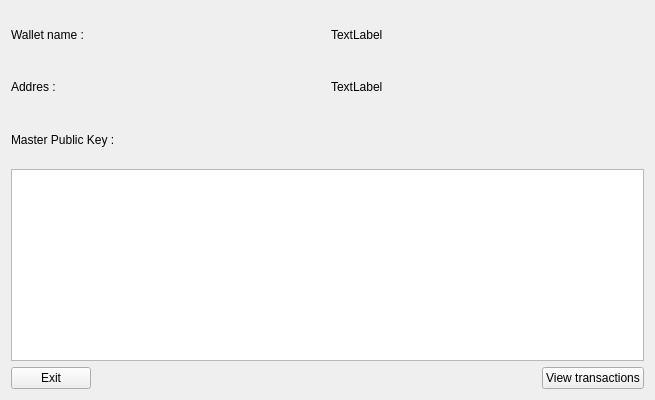
bmstu-iu8-2018-project/wallet, file offline_wallet/forms/informationwindow.ui: the form before one commit.
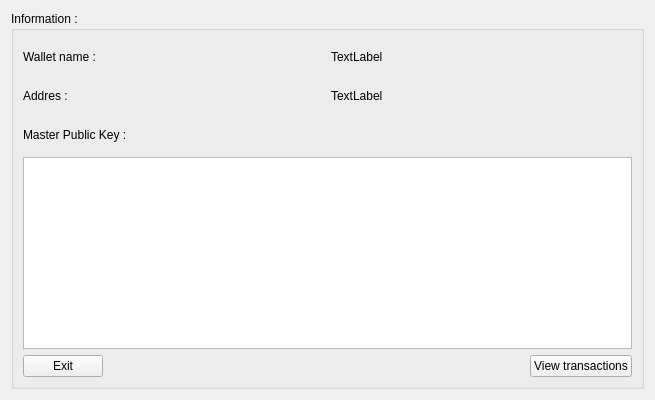
The form after the commit.

The edit to the form file:
```diff
--- a/offline_wallet/forms/informationwindow.ui
+++ b/offline_wallet/forms/informationwindow.ui
@@ -13,6 +13,12 @@
   <property name="windowTitle">
    <string>Form</string>
   </property>
+  <layout class="QVBoxLayout" name="verticalLayout_2">
+   <item>
+    <widget class="QGroupBox" name="groupBox">
+     <property name="title">
+      <string>Information :</string>
+     </property>
   <layout class="QVBoxLayout" name="verticalLayout">
    <item>
     <layout class="QHBoxLayout" name="horizontalLayout_2">
@@ -93,6 +99,9 @@
       </widget>
      </item>
     </layout>
+      </item>
+     </layout>
+    </widget>
    </item>
   </layout>
  </widget>
```
Lines whose indentation alone changed are shown as unchanged.
